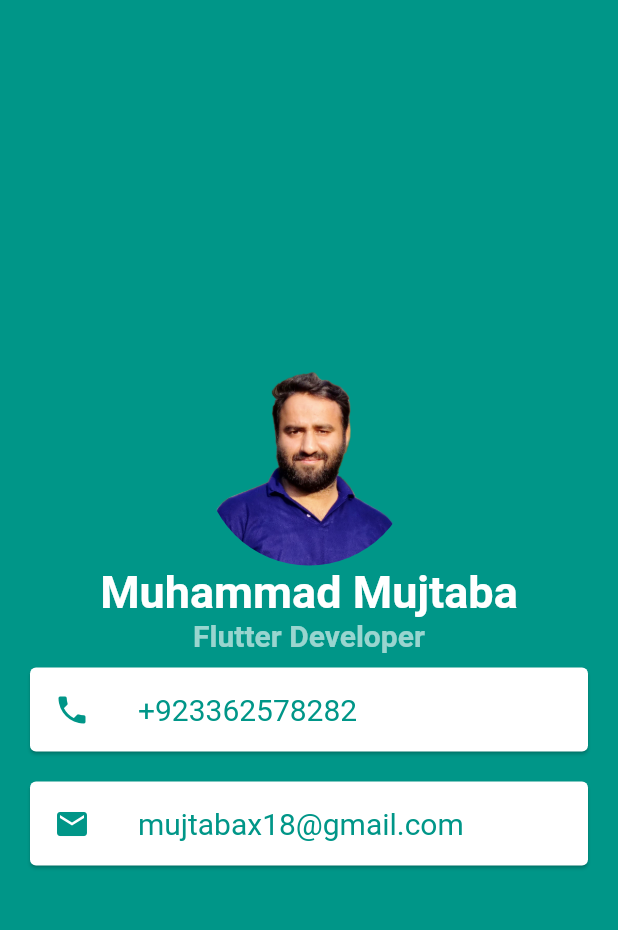
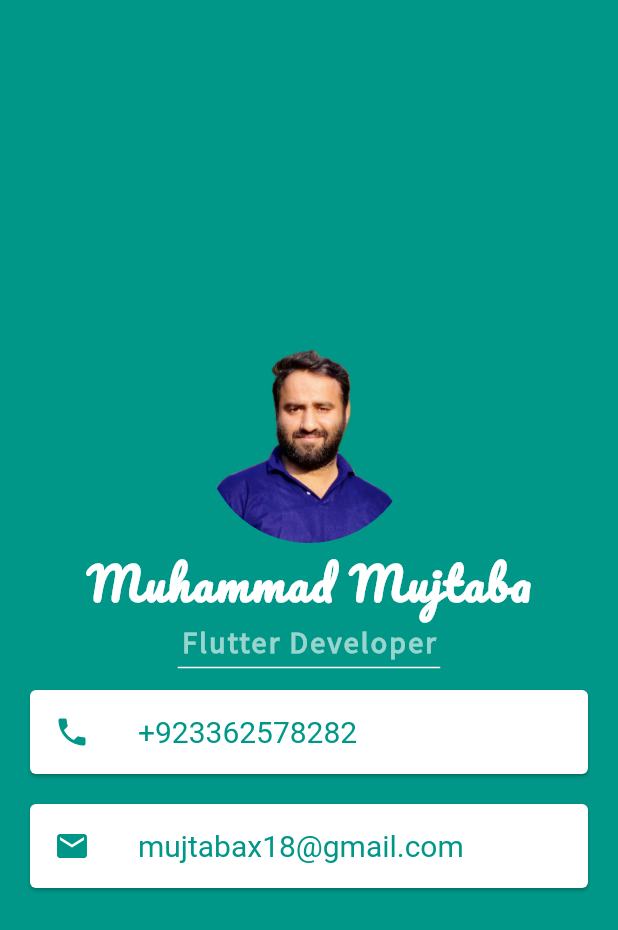
Before and after one commit to mujtabax18/Micard_flutter-, a Flutter app: the screen it shows after launch, on a phone screen of 412 x 824 dp. Shown: the top 930 px of the screen. Run offline on Flutter 3.47's test engine with Material 2 defaults, Android fonts, the phone set to English and light mode, and no system bars.

Commit message:
last Finalized Commit after completetion

```diff
--- a/lib/main.dart
+++ b/lib/main.dart
@@ -25,6 +25,8 @@ class MyApp extends StatelessWidget {
              Text(
                "Muhammad Mujtaba",
                style: TextStyle(
+                 fontFamily: 'Pacifico',
+                 letterSpacing: 1.5,
                  fontSize: 30,
                  color: Colors.white,
                  fontWeight: FontWeight.bold,
@@ -33,9 +35,19 @@ class MyApp extends StatelessWidget {
               Text(
                 "Flutter Developer",
                 style: TextStyle(
+                  fontFamily: 'Source_Sans_Pro',
+                  letterSpacing: 1.5,
                   fontSize: 20,
                   color: Colors.white60,
                   fontWeight: FontWeight.bold,
+                ),
+              ),
+              SizedBox(
+                height: 10.0,
+                width: 175.0,
+                child: Divider(
+                  thickness: 1,
+                  color: Colors.white,
                 ),
               ),
               Card(
```
Also changed, not shown: pubspec.yaml (+7 -4 lines), fonts/Pacifico-Regular.ttf (added), fonts/SourceSansPro-Regular.ttf (added).
